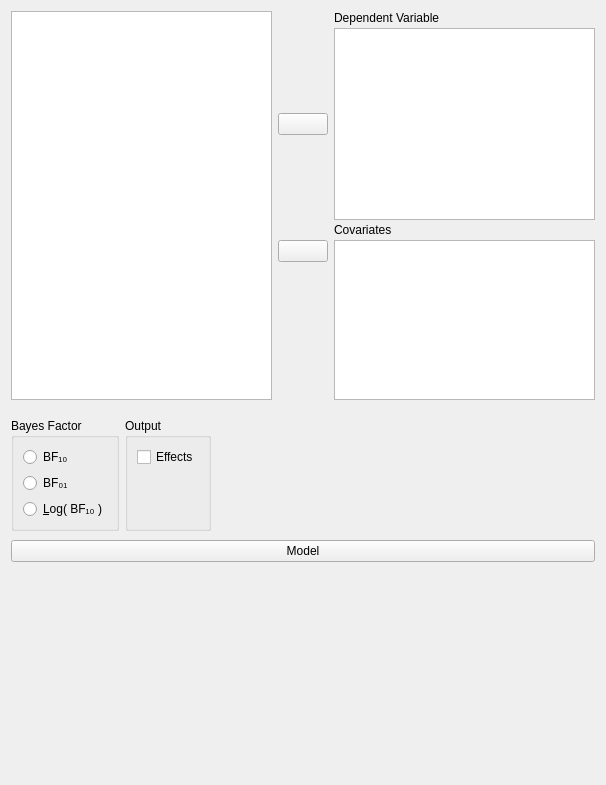
This is JASP-Desktop/analysisforms/SummaryStatistics/summarystatsregressionlinearbayesianform.ui in jasp-stats/jasp-desktop as Qt 5 draws it before an edit. The edited form follows.
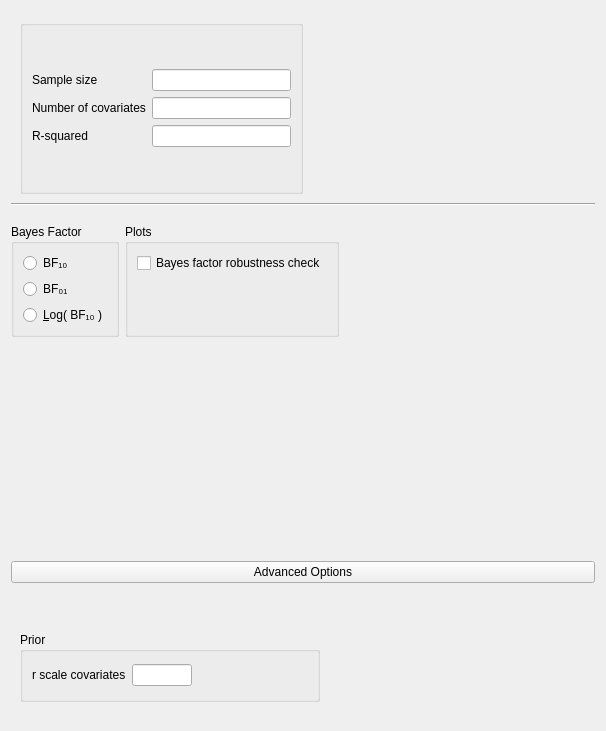
This is the edited form. Custom widgets are drawn as their Qt base class.

Commit message: changed ui to include advanced options tab

The edit to the form file:
```diff
--- a/JASP-Desktop/analysisforms/SummaryStatistics/summarystatsregressionlinearbayesianform.ui
+++ b/JASP-Desktop/analysisforms/SummaryStatistics/summarystatsregressionlinearbayesianform.ui
@@ -7,7 +7,7 @@
     <x>0</x>
     <y>0</y>
     <width>606</width>
-    <height>785</height>
+    <height>731</height>
    </rect>
   </property>
   <property name="sizePolicy">
@@ -23,7 +23,124 @@
    <property name="verticalSpacing">
     <number>0</number>
    </property>
-   <item row="0" column="0">
+   <item row="6" column="0">
+    <widget class="QWidget" name="advancedBox" native="true">
+     <layout class="QGridLayout" name="gridLayout_2">
+      <property name="leftMargin">
+       <number>0</number>
+      </property>
+      <property name="topMargin">
+       <number>0</number>
+      </property>
+      <property name="rightMargin">
+       <number>0</number>
+      </property>
+      <item row="0" column="0" rowspan="2" colspan="2">
+       <widget class="ExpanderButton" name="expanderAdvanced">
+        <property name="enabled">
+         <bool>true</bool>
+        </property>
+        <property name="acceptDrops">
+         <bool>false</bool>
+        </property>
+        <property name="text">
+         <string>Advanced Options</string>
+        </property>
+        <property name="autoDefault">
+         <bool>true</bool>
+        </property>
+        <property name="default">
+         <bool>false</bool>
+        </property>
+        <property name="flat">
+         <bool>false</bool>
+        </property>
+       </widget>
+      </item>
+      <item row="3" column="0" rowspan="2" colspan="2">
+       <widget class="QWidget" name="advancedOptions" native="true">
+        <property name="enabled">
+         <bool>true</bool>
+        </property>
+        <layout class="QGridLayout" name="gridLayout_7">
+         <item row="0" column="0">
+          <widget class="GroupBox" name="groupBox_2">
+           <property name="maximumSize">
+            <size>
+             <width>300</width>
+             <height>16777215</height>
+            </size>
+           </property>
+           <property name="title">
+            <string>Prior</string>
+           </property>
+           <layout class="QGridLayout" name="gridLayout_9">
+            <item row="0" column="1">
+             <widget class="BoundTextBox" name="priorWidth">
+              <property name="minimumSize">
+               <size>
+                <width>60</width>
+                <height>0</height>
+               </size>
+              </property>
+              <property name="maximumSize">
+               <size>
+                <width>60</width>
+                <height>16777215</height>
+               </size>
+              </property>
+             </widget>
+            </item>
+            <item row="0" column="0">
+             <widget class="QLabel" name="label_5">
+              <property name="text">
+               <string>r scale covariates</string>
+              </property>
+             </widget>
+            </item>
+            <item row="0" column="2">
+             <spacer name="horizontalSpacer">
+              <property name="orientation">
+               <enum>Qt::Horizontal</enum>
+              </property>
+              <property name="sizeHint" stdset="0">
+               <size>
+                <width>293</width>
+                <height>20</height>
+               </size>
+              </property>
+             </spacer>
+            </item>
+           </layout>
+          </widget>
+         </item>
+         <item row="0" column="1">
+          <spacer name="horizontalSpacer_3">
+           <property name="orientation">
+            <enum>Qt::Horizontal</enum>
+           </property>
+           <property name="sizeHint" stdset="0">
+            <size>
+             <width>40</width>
+             <height>20</height>
+            </size>
+           </property>
+          </spacer>
+         </item>
+        </layout>
+       </widget>
+      </item>
+     </layout>
+    </widget>
+   </item>
+   <item row="1" column="0">
+    <widget class="Line" name="line">
+     <property name="orientation">
+      <enum>Qt::Horizontal</enum>
+     </property>
+    </widget>
+   </item>
+   <item row="2" column="0">
     <widget class="QWidget" name="topWidget" native="true">
      <property name="sizePolicy">
       <sizepolicy hsizetype="Preferred" vsizetype="Fixed">
@@ -44,102 +161,7 @@
       <property name="verticalSpacing">
        <number>3</number>
       </property>
-      <item row="2" column="2">
-       <widget class="QLabel" name="label_4">
-        <property name="sizePolicy">
-         <sizepolicy hsizetype="Fixed" vsizetype="Fixed">
-          <horstretch>0</horstretch>
-          <verstretch>0</verstretch>
-         </sizepolicy>
-        </property>
-        <property name="text">
-         <string>Covariates</string>
-        </property>
-       </widget>
-      </item>
-      <item row="3" column="1">
-       <widget class="AssignButton" name="buttonAssignCovariates">
-        <property name="sizePolicy">
-         <sizepolicy hsizetype="Fixed" vsizetype="Fixed">
-          <horstretch>0</horstretch>
-          <verstretch>0</verstretch>
-         </sizepolicy>
-        </property>
-        <property name="minimumSize">
-         <size>
-          <width>50</width>
-          <height>0</height>
-         </size>
-        </property>
-        <property name="maximumSize">
-         <size>
-          <width>50</width>
-          <height>16777215</height>
-         </size>
-        </property>
-        <property name="text">
-         <string/>
-        </property>
-       </widget>
-      </item>
-      <item row="1" column="1">
-       <widget class="AssignButton" name="buttonAssignDependent">
-        <property name="sizePolicy">
-         <sizepolicy hsizetype="Fixed" vsizetype="Fixed">
-          <horstretch>0</horstretch>
-          <verstretch>0</verstretch>
-         </sizepolicy>
-        </property>
-        <property name="minimumSize">
-         <size>
-          <width>50</width>
-          <height>0</height>
-         </size>
-        </property>
-        <property name="maximumSize">
-         <size>
-          <width>50</width>
-          <height>16777215</height>
-         </size>
-        </property>
-        <property name="text">
-         <string/>
-        </property>
-       </widget>
-      </item>
-      <item row="0" column="2">
-       <widget class="QLabel" name="label">
-        <property name="text">
-         <string>Dependent Variable</string>
-        </property>
-       </widget>
-      </item>
-      <item row="1" column="2">
-       <widget class="boundSingleItemView" name="dependent">
-        <property name="sizePolicy">
-         <sizepolicy hsizetype="Expanding" vsizetype="Fixed">
-          <horstretch>0</horstretch>
-          <verstretch>0</verstretch>
-         </sizepolicy>
-        </property>
-        <property name="minimumSize">
-         <size>
-          <width>0</width>
-          <height>0</height>
-         </size>
-        </property>
-        <property name="maximumSize">
-         <size>
-          <width>16777215</width>
-          <height>16777215</height>
-         </size>
-        </property>
-        <property name="selectionMode">
-         <enum>QAbstractItemView::ExtendedSelection</enum>
-        </property>
-       </widget>
-      </item>
-      <item row="4" column="1">
+      <item row="0" column="1">
        <spacer name="verticalSpacer_3">
         <property name="orientation">
          <enum>Qt::Vertical</enum>
@@ -155,54 +177,10 @@
         </property>
        </spacer>
       </item>
-      <item row="3" column="2" rowspan="2">
-       <widget class="BoundListView" name="covariates">
-        <property name="sizePolicy">
-         <sizepolicy hsizetype="Expanding" vsizetype="Fixed">
-          <horstretch>0</horstretch>
-          <verstretch>1</verstretch>
-         </sizepolicy>
-        </property>
-        <property name="minimumSize">
-         <size>
-          <width>0</width>
-          <height>160</height>
-         </size>
-        </property>
-        <property name="maximumSize">
-         <size>
-          <width>16777215</width>
-          <height>160</height>
-         </size>
-        </property>
-        <property name="selectionMode">
-         <enum>QAbstractItemView::ExtendedSelection</enum>
-        </property>
-       </widget>
-      </item>
-      <item row="0" column="0" rowspan="5">
-       <widget class="AvailableFieldsListView" name="listAvailableFields">
-        <property name="sizePolicy">
-         <sizepolicy hsizetype="Expanding" vsizetype="Preferred">
-          <horstretch>0</horstretch>
-          <verstretch>0</verstretch>
-         </sizepolicy>
-        </property>
-        <property name="minimumSize">
-         <size>
-          <width>0</width>
-          <height>0</height>
-         </size>
-        </property>
-        <property name="selectionMode">
-         <enum>QAbstractItemView::ExtendedSelection</enum>
-        </property>
-       </widget>
-      </item>
      </layout>
     </widget>
    </item>
-   <item row="1" column="0">
+   <item row="4" column="0">
     <widget class="QWidget" name="widget_12" native="true">
      <property name="sizePolicy">
       <sizepolicy hsizetype="Fixed" vsizetype="Fixed">
@@ -220,7 +198,36 @@
       <property name="bottomMargin">
        <number>0</number>
       </property>
-      <item row="0" column="0">
+      <item row="1" column="1">
+       <widget class="GroupBox" name="groupBox_3">
+        <property name="title">
+         <string>Plots</string>
+        </property>
+        <layout class="QGridLayout" name="gridLayout_8">
+         <item row="0" column="0" colspan="2">
+          <widget class="BoundCheckBox" name="plotBayesFactorRobustness">
+           <property name="text">
+            <string>Bayes factor robustness check</string>
+           </property>
+          </widget>
+         </item>
+         <item row="1" column="1">
+          <spacer name="verticalSpacer_4">
+           <property name="orientation">
+            <enum>Qt::Vertical</enum>
+           </property>
+           <property name="sizeHint" stdset="0">
+            <size>
+             <width>20</width>
+             <height>40</height>
+            </size>
+           </property>
+          </spacer>
+         </item>
+        </layout>
+       </widget>
+      </item>
+      <item row="1" column="0">
        <widget class="BoundGroupBox" name="bayesFactorType">
         <property name="title">
          <string>Bayes Factor</string>
@@ -253,39 +260,10 @@
         </layout>
        </widget>
       </item>
-      <item row="0" column="1">
-       <widget class="GroupBox" name="groupBox_3">
-        <property name="title">
-         <string>Output</string>
-        </property>
-        <layout class="QGridLayout" name="gridLayout_8">
-         <item row="1" column="1">
-          <spacer name="verticalSpacer_4">
-           <property name="orientation">
-            <enum>Qt::Vertical</enum>
-           </property>
-           <property name="sizeHint" stdset="0">
-            <size>
-             <width>20</width>
-             <height>40</height>
-            </size>
-           </property>
-          </spacer>
-         </item>
-         <item row="0" column="0" colspan="2">
-          <widget class="BoundCheckBox" name="effects">
-           <property name="text">
-            <string>Effects</string>
-           </property>
-          </widget>
-         </item>
-        </layout>
-       </widget>
-      </item>
      </layout>
     </widget>
    </item>
-   <item row="2" column="0">
+   <item row="5" column="0">
     <widget class="QWidget" name="widget_11" native="true">
      <layout class="QGridLayout" name="gridLayout_6">
       <property name="leftMargin">
@@ -321,38 +299,94 @@
          <property name="bottomMargin">
           <number>3</number>
          </property>
+        </layout>
+       </widget>
+      </item>
+     </layout>
+    </widget>
+   </item>
+   <item row="0" column="0">
+    <widget class="QWidget" name="widget" native="true">
+     <layout class="QGridLayout" name="gridLayout_11">
+      <item row="0" column="0">
+       <widget class="BoundGroupBox" name="groupBox">
+        <property name="title">
+         <string/>
+        </property>
+        <layout class="QGridLayout" name="gridLayout_16">
          <item row="0" column="0">
-          <widget class="ExpanderButton" name="expanderModel">
-           <property name="text">
-            <string>Model</string>
-           </property>
-          </widget>
+          <layout class="QGridLayout" name="gridLayout_10">
+           <item row="0" column="0">
+            <layout class="QVBoxLayout" name="verticalLayout_4">
+             <item>
+              <widget class="QLabel" name="label_2">
+               <property name="text">
+                <string>Sample size</string>
+               </property>
+              </widget>
+             </item>
+             <item>
+              <widget class="QLabel" name="label_3">
+               <property name="text">
+                <string>Number of covariates</string>
+               </property>
+              </widget>
+             </item>
+             <item>
+              <widget class="QLabel" name="label">
+               <property name="text">
+                <string>R-squared</string>
+               </property>
+              </widget>
+             </item>
+            </layout>
+           </item>
+          </layout>
          </item>
-         <item row="1" column="0">
-          <widget class="AnovaModelWidget" name="modelTerms" native="true">
-           <property name="sizePolicy">
-            <sizepolicy hsizetype="Expanding" vsizetype="Preferred">
-             <horstretch>0</horstretch>
-             <verstretch>0</verstretch>
-            </sizepolicy>
-           </property>
-           <property name="minimumSize">
-            <size>
-             <width>0</width>
-             <height>200</height>
-            </size>
-           </property>
-          </widget>
+         <item row="0" column="1">
+          <layout class="QGridLayout" name="gridLayout_15">
+           <item row="0" column="0">
+            <layout class="QVBoxLayout" name="verticalLayout_5">
+             <item>
+              <widget class="BoundTextBox" name="sampleSize"/>
+             </item>
+             <item>
+              <widget class="BoundTextBox" name="numberOfCovariates"/>
+             </item>
+             <item>
+              <widget class="BoundTextBox" name="unadjustedRSquared"/>
+             </item>
+            </layout>
+           </item>
+          </layout>
          </item>
         </layout>
        </widget>
       </item>
+      <item row="0" column="1">
+       <spacer name="horizontalSpacer_2">
+        <property name="orientation">
+         <enum>Qt::Horizontal</enum>
+        </property>
+        <property name="sizeHint" stdset="0">
+         <size>
+          <width>40</width>
+          <height>20</height>
+         </size>
+        </property>
+       </spacer>
+      </item>
      </layout>
     </widget>
    </item>
   </layout>
  </widget>
  <customwidgets>
+  <customwidget>
+   <class>BoundTextBox</class>
+   <extends>QLineEdit</extends>
+   <header>widgets/boundtextbox.h</header>
+  </customwidget>
   <customwidget>
    <class>BoundGroupBox</class>
    <extends>QGroupBox</extends>
@@ -370,37 +404,11 @@
    <header>widgets/groupbox.h</header>
    <container>1</container>
   </customwidget>
-  <customwidget>
-   <class>AssignButton</class>
-   <extends>QPushButton</extends>
-   <header>widgets/assignbutton.h</header>
-  </customwidget>
-  <customwidget>
-   <class>AvailableFieldsListView</class>
-   <extends>QListView</extends>
-   <header>widgets/availablefieldslistview.h</header>
-  </customwidget>
-  <customwidget>
-   <class>BoundListView</class>
-   <extends>QListView</extends>
-   <header>widgets/boundlistview.h</header>
-  </customwidget>
-  <customwidget>
-   <class>boundSingleItemView</class>
-   <extends>QListView</extends>
-   <header>widgets/boundsingleitemview.h</header>
-  </customwidget>
   <customwidget>
    <class>ExpanderButton</class>
    <extends>QPushButton</extends>
    <header>widgets/expanderbutton.h</header>
   </customwidget>
-  <customwidget>
-   <class>AnovaModelWidget</class>
-   <extends>QWidget</extends>
-   <header>widgets/anovamodelwidget.h</header>
-   <container>1</container>
-  </customwidget>
  </customwidgets>
  <resources/>
  <connections/>
```
The commit also changes 2 other files.
